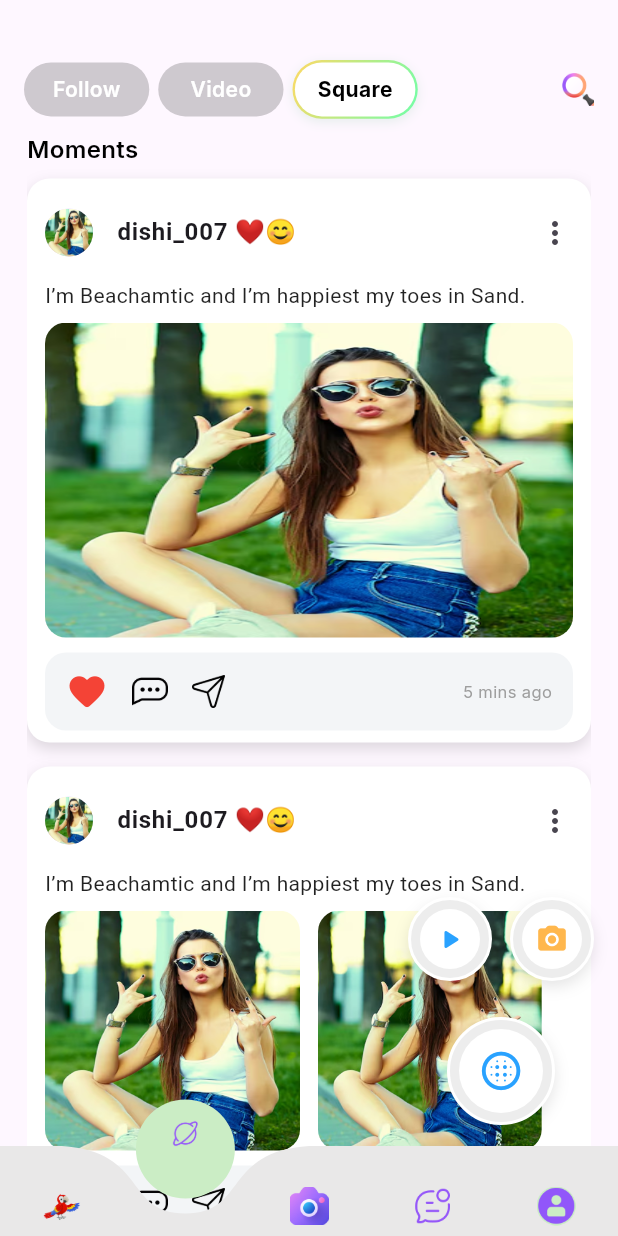
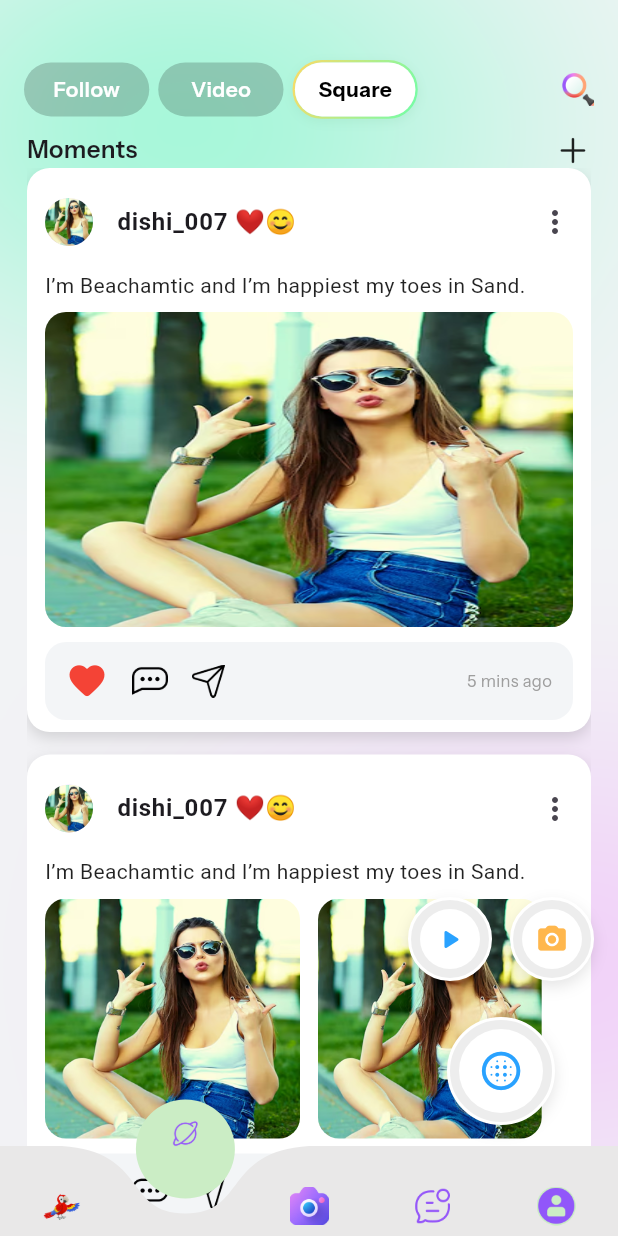
Before and after one commit to aroobaasif001/riolive, a Flutter app: the screen it shows after launch, on a phone screen of 412 x 824 dp. Run offline on Flutter 3.47's test engine with Material 3 defaults, Android fonts, the phone set to English and light mode, and no system bars; drawn by our look-alikes of curved_navigation_bar; our stand-ins replace flutter_inset_box_shadow, get, google_fonts, gradient_borders.

Commit message:
momentAndMessage during working

```diff
--- a/lib/customwidgets/customtext.dart
+++ b/lib/customwidgets/customtext.dart
@@ -1,43 +1,88 @@
 import 'package:flutter/material.dart';
 import 'package:google_fonts/google_fonts.dart';
 
+enum AppFont { instrumentSans, lora }
+
 class CustomText extends StatelessWidget {
   final String text;
-  final double fontSize;
-  final FontWeight fontWeight;
-  final Color color;
-  final TextAlign textAlign;
+  final AppFont fontType;
+  final double? fontSize;
+  final FontWeight? fontWeight;
+  final Color? color;
+  final TextAlign? textAlign;
+  final int? maxLines;
   final TextOverflow? overflow;
-  final int? maxLines;
   final double? letterSpacing;
-  final double? height; // line height
+  final double? lineHeight;
+  final TextDecoration? decoration;
+  final TextStyle? style;
+  final EdgeInsets? padding;
+  final bool? softWrap;
+  final FontStyle? fontStyle;
+  final List<Shadow>? shadows;
+  final Color? decorationColor;
+  final double? decorationThickness;
+  final TextDecorationStyle? decorationStyle;
+  final Color? backgroundColor;
 
-  const CustomText({
+  const CustomText(
+    this.text, {
     super.key,
-    required this.text,
-    this.fontSize = 14,
-    this.fontWeight = FontWeight.w400,
-    this.color = Colors.black,
-    this.textAlign = TextAlign.start,
+    this.fontType = AppFont.instrumentSans, // Default font
+    this.fontSize,
+    this.fontWeight,
+    this.color,
+    this.textAlign,
+    this.maxLines,
     this.overflow,
-    this.maxLines,
     this.letterSpacing,
-    this.height,
+    this.lineHeight,
+    this.decoration,
+    this.style,
+    this.padding,
+    this.softWrap,
+    this.fontStyle,
+    this.shadows,
+    this.decorationColor,
+    this.decorationThickness,
+    this.decorationStyle,
+    this.backgroundColor,
   });
 
   @override
   Widget build(BuildContext context) {
-    return Text(
-      text,
-      maxLines: maxLines,
-      overflow: overflow,
-      textAlign: textAlign,
-      style: GoogleFonts.inter(
-        fontSize: fontSize,
-        fontWeight: fontWeight,
-        color: color,
-        letterSpacing: letterSpacing,
-        height: height, // line height multiplier
+    final baseStyle = DefaultTextStyle.of(context).style;
+
+    final googleFont = fontType == AppFont.lora ? GoogleFonts.lora : GoogleFonts.instrumentSans;
+
+    final mergedStyle = baseStyle
+        .merge(
+          googleFont(
+            fontSize: fontSize,
+            fontWeight: fontWeight,
+            color: color,
+            letterSpacing: letterSpacing,
+            height: lineHeight,
+            fontStyle: fontStyle,
+            shadows: shadows,
+            decoration: decoration,
+            decorationColor: decorationColor,
+            decorationThickness: decorationThickness,
+            decorationStyle: decorationStyle,
+            backgroundColor: backgroundColor,
+          ),
+        )
+        .merge(style);
+
+    return Padding(
+      padding: padding ?? EdgeInsets.zero,
+      child: Text(
+        text,
+        style: mergedStyle,
+        textAlign: textAlign,
+        maxLines: maxLines,
+        overflow: overflow,
+        softWrap: softWrap,
       ),
     );
   }
--- a/lib/views/bottom_navi_screens/bottom_navi_screen.dart
+++ b/lib/views/bottom_navi_screens/bottom_navi_screen.dart
@@ -25,9 +25,9 @@ class _BottomNaviScreenState extends State<BottomNaviScreen> {
   }
 
   final List<Widget> screens = const [
-    CustomText(text: 'Call screen'), // Index 0
+    CustomText('Call screen'), // Index 0
     MomentMessageScreen(), // Index 1
-    CustomText(text: 'Create'), // Index 2
+    CustomText('Create'), // Index 2
     MessagesScreen(), // Index 3
     ProfileDashboardScreen(), // Index 4
   ];
--- a/lib/views/bottom_navi_screens/screens/messages_screen/chat_screen.dart
+++ b/lib/views/bottom_navi_screens/screens/messages_screen/chat_screen.dart
@@ -137,13 +137,13 @@ class _ChatScreenState extends State<ChatScreen> {
                         crossAxisAlignment: CrossAxisAlignment.start,
                         children: [
                           CustomText(
-                            text: widget.contactName,
+                            widget.contactName,
                             fontSize: isSmallScreen ? 16 : 18,
                             fontWeight: FontWeight.bold,
                             color: Colors.black,
                           ),
                           CustomText(
-                            text: "Active 19m ago",
+                            "Active 19m ago",
                             fontSize: isSmallScreen ? 12 : 14,
                             color: Colors.black,
                           ),
@@ -336,7 +336,7 @@ class _ChatScreenState extends State<ChatScreen> {
                       return Padding(
                         padding: EdgeInsets.only(bottom: isSmallScreen ? 4 : 6),
                         child: CustomText(
-                          text: line,
+                          line,
                           fontSize: isSmallScreen ? 14 : 16,
                           color: message.isMe ? Colors.white : Colors.black,
                         ),
--- a/lib/views/bottom_navi_screens/screens/moment&message/moment_message_screen.dart
+++ b/lib/views/bottom_navi_screens/screens/moment&message/moment_message_screen.dart
@@ -1,11 +1,13 @@
 import 'package:flutter/material.dart';
+import 'package:get/get.dart';
+import 'package:gradient_borders/gradient_borders.dart';
 import 'package:riolive/customwidgets/custom_container.dart';
 import 'package:riolive/customwidgets/customtext.dart';
 
+import 'search_screen.dart';
 import 'tabs/follow_tab.dart';
 import 'tabs/square_tab.dart';
 import 'tabs/video_tab.dart';
-import 'search_screen.dart';
 
 class MomentMessageScreen extends StatefulWidget {
   const MomentMessageScreen({super.key});
@@ -65,25 +67,30 @@ class _MomentMessageScreenState extends State<MomentMessageScreen> {
                           });
                         },
                         child: isSelected
-                            ? CustomContainer(
-                                // Gradient border
+                            ? Container(
+                                decoration: BoxDecoration(
+                                  borderRadius: BorderRadius.circular(30),
+                                  border: GradientBoxBorder(
                                     gradient: const LinearGradient(
                                       begin: Alignment.topLeft,
                                       end: Alignment.bottomRight,
                                       colors: [Color(0xffFFD964), Color(0xff6FFFA9)],
                                     ),
-                                borderRadius: BorderRadius.circular(30),
+                                    width: 1.6,
+                                  ),
                                   boxShadow: const [
                                     BoxShadow(color: Color(0x3383C69F), blurRadius: 6, offset: Offset(0, 2)),
                                   ],
-                                padding: const EdgeInsets.all(1.6),
+                                ),
                                 child: CustomContainer(
                                   padding: const EdgeInsets.symmetric(horizontal: 12, vertical: 8),
                                   borderRadius: BorderRadius.circular(28),
-                                  conColor: selectedButtonIndex == 1 ? Colors.transparent : const Color(0xFFFFFFFF),
+                                  conColor: selectedButtonIndex == 1
+                                      ? Colors.transparent
+                                      : const Color(0xFFFFFFFF),
                                   child: Center(
                                     child: CustomText(
-                                      text: buttonNames[index],
+                                      buttonNames[index],
                                       fontWeight: FontWeight.w700,
                                       fontSize: 14,
                                       color: selectedButtonIndex == 1 ? Colors.white : Colors.black,
@@ -97,7 +104,7 @@ class _MomentMessageScreenState extends State<MomentMessageScreen> {
                                 conColor: const Color(0x30000000),
                                 child: Center(
                                   child: CustomText(
-                                    text: buttonNames[index],
+                                    buttonNames[index],
                                     fontWeight: FontWeight.w600,
                                     fontSize: 14,
                                     color: Colors.white,
@@ -111,10 +118,7 @@ class _MomentMessageScreenState extends State<MomentMessageScreen> {
                 Spacer(),
                 GestureDetector(
                   onTap: () {
-                    Navigator.push(
-                      context,
-                      MaterialPageRoute(builder: (context) => const SearchScreen()),
-                    );
+                    Get.to(() => const SearchScreen());
                   },
                   child: Image.asset('assets/icons/searchiconcolor.png', height: 22, width: 22),
                 ),
--- a/lib/views/bottom_navi_screens/screens/moment&message/tabs/follow_tab.dart
+++ b/lib/views/bottom_navi_screens/screens/moment&message/tabs/follow_tab.dart
@@ -12,7 +12,7 @@ class FollowTab extends StatelessWidget {
         return Container(
           color: Colors.black,
           child: const Center(
-            child: CustomText(text: 'Follow', color: Colors.white, fontSize: 18, fontWeight: FontWeight.w600),
+            child: CustomText('Follow', color: Colors.white, fontSize: 18, fontWeight: FontWeight.w600),
           ),
         );
       },
--- a/lib/views/bottom_navi_screens/screens/moment&message/tabs/square_tab.dart
+++ b/lib/views/bottom_navi_screens/screens/moment&message/tabs/square_tab.dart
@@ -1,6 +1,10 @@
+import 'package:flutter/cupertino.dart';
 import 'package:flutter/material.dart';
+import 'package:get/get.dart';
 import 'package:riolive/customwidgets/custom_container.dart';
 import 'package:riolive/customwidgets/customtext.dart';
+
+import '../create_post_screen.dart';
 
 class SquarePost {
   final String userName;
@@ -46,20 +50,33 @@ class SquareTab extends StatelessWidget {
   @override
   Widget build(BuildContext context) {
     final List<SquarePost> data = posts ?? _sample;
-    return Padding(
+    return CustomContainer(
+      image: DecorationImage(image: AssetImage('assets/images/m&mBackground.png'), fit: BoxFit.fill),
+      child: Padding(
         padding: EdgeInsets.only(top: 8, left: 18, right: 18, bottom: 8),
         child: Column(
           crossAxisAlignment: CrossAxisAlignment.start,
           children: [
             SizedBox(height: 80),
-          CustomText(text: 'Moments', fontSize: 16, fontWeight: FontWeight.w600),
+            Row(
+              mainAxisAlignment: MainAxisAlignment.spaceBetween,
+              children: [
+                CustomText('Moments', fontSize: 16, fontWeight: FontWeight.w600),
+                InkWell(
+                  onTap: () {
+                    Get.to(() => const CreatePostScreen());
+                  },
+                  child: Icon(CupertinoIcons.plus),
+                ),
+              ],
+            ),
             Expanded(
               child: ListView.builder(
                 itemCount: data.length,
                 itemBuilder: (context, index) {
                   final post = data[index];
                   return Padding(
-                  padding: const EdgeInsets.symmetric(vertical: 8.0),
+                    padding: const EdgeInsets.only(bottom: 15),
                     child: CustomContainer(
                       borderRadius: BorderRadius.circular(15),
                       conColor: Colors.white,
@@ -73,7 +90,10 @@ class SquareTab extends StatelessWidget {
                           children: [
                             ListTile(
                               contentPadding: EdgeInsets.zero,
-                            leading: CircleAvatar(backgroundImage: AssetImage(post.avatarAsset), radius: 16),
+                              leading: CircleAvatar(
+                                backgroundImage: AssetImage(post.avatarAsset),
+                                radius: 16,
+                              ),
                               title: Text(post.userName, style: const TextStyle(fontWeight: FontWeight.w700)),
                               trailing: const Icon(Icons.more_vert),
                             ),
@@ -98,7 +118,7 @@ class SquareTab extends StatelessWidget {
                                       Image.asset('assets/icons/share.png', height: 22),
                                     ],
                                   ),
-                                CustomText(text: post.timeAgo, fontSize: 11, color: Colors.grey),
+                                  CustomText(post.timeAgo, fontSize: 11, color: Colors.grey),
                                 ],
                               ),
                             ),
@@ -111,6 +131,7 @@ class SquareTab extends StatelessWidget {
               ),
             ),
           ],
+        ),
       ),
     );
   }
--- a/lib/views/bottom_navi_screens/screens/moment&message/tabs/video_tab.dart
+++ b/lib/views/bottom_navi_screens/screens/moment&message/tabs/video_tab.dart
@@ -42,14 +42,14 @@ class _VideoTabState extends State<VideoTab> {
                     crossAxisAlignment: CrossAxisAlignment.start,
                     children: const [
                       CustomText(
-                        text: '@dishi_007',
+                        '@dishi_007',
                         color: Colors.white,
                         fontSize: 14,
                         fontWeight: FontWeight.w600,
                       ),
                       SizedBox(height: 6),
-                      CustomText(text: 'but share cant #foryou', color: Colors.white, fontSize: 12),
-                      CustomText(text: '#snapyourlife', color: Colors.white, fontSize: 12),
+                      CustomText('but share cant #foryou', color: Colors.white, fontSize: 12),
+                      CustomText('#snapyourlife', color: Colors.white, fontSize: 12),
                       SizedBox(height: 50),
                     ],
                   ),
--- a/lib/views/bottom_navi_screens/screens/profile_screen/edit_profile_screen.dart
+++ b/lib/views/bottom_navi_screens/screens/profile_screen/edit_profile_screen.dart
@@ -128,7 +128,7 @@ class _EditProfileScreenState extends State<EditProfileScreen> {
           Expanded(
             child: Center(
               child: CustomText(
-                text: "Edit Profile",
+                "Edit Profile",
                 fontSize: isSmallScreen ? 20 : 24,
                 fontWeight: FontWeight.bold,
                 color: Colors.white,
@@ -252,7 +252,7 @@ class _EditProfileScreenState extends State<EditProfileScreen> {
       crossAxisAlignment: CrossAxisAlignment.start,
       children: [
         CustomText(
-          text: "Album ($_albumCount/$_maxAlbumItems)",
+          "Album ($_albumCount/$_maxAlbumItems)",
           fontSize: isSmallScreen ? 14 : 16,
           fontWeight: FontWeight.w600,
           color: Colors.white,
--- a/pubspec.yaml
+++ b/pubspec.yaml
@@ -39,6 +39,7 @@ dependencies:
   get: ^4.7.2
   curved_navigation_bar: ^1.0.6
   infinite_scroll_pagination: ^5.1.0
+  gradient_borders: ^1.0.1
 
 dev_dependencies:
   flutter_test:
```
Also changed, not shown: lib/customwidgets/customdividerwithtext.dart (+4 -16 lines), lib/views/auth/signup_screen/verifyscreen/verification_screeen.dart (+19 -14 lines), lib/views/bottom_navi_screens/screens/home_navbar_screens/call_screen/call_screen.dart (+13 -22 lines), lib/views/bottom_navi_screens/screens/messages_screen/messages_screen.dart (+6 -6 lines), lib/views/bottom_navi_screens/screens/moment&message/search_screen.dart (+18 -32 lines), pubspec.lock. Lines whose indentation alone changed are shown as unchanged.
